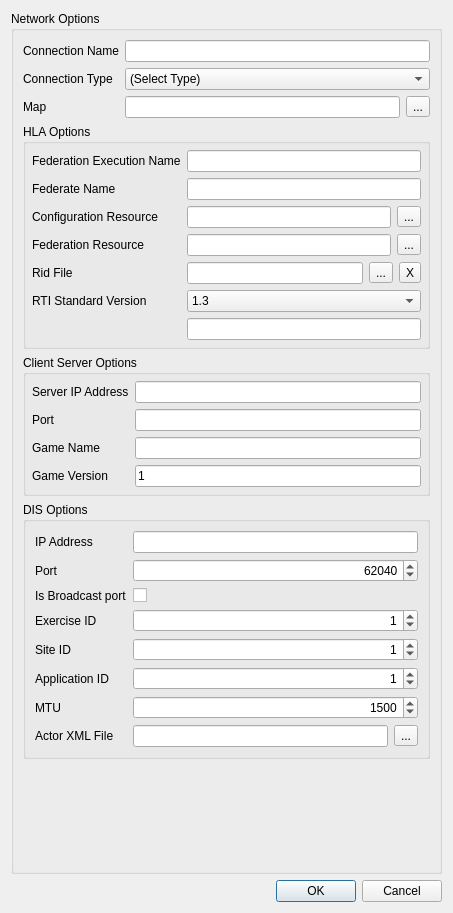
Before: the Qt Designer form source/StealthViewer/ui/HLAOptionsUi.ui in delta3d/SimulationCore, drawn with Qt 5.
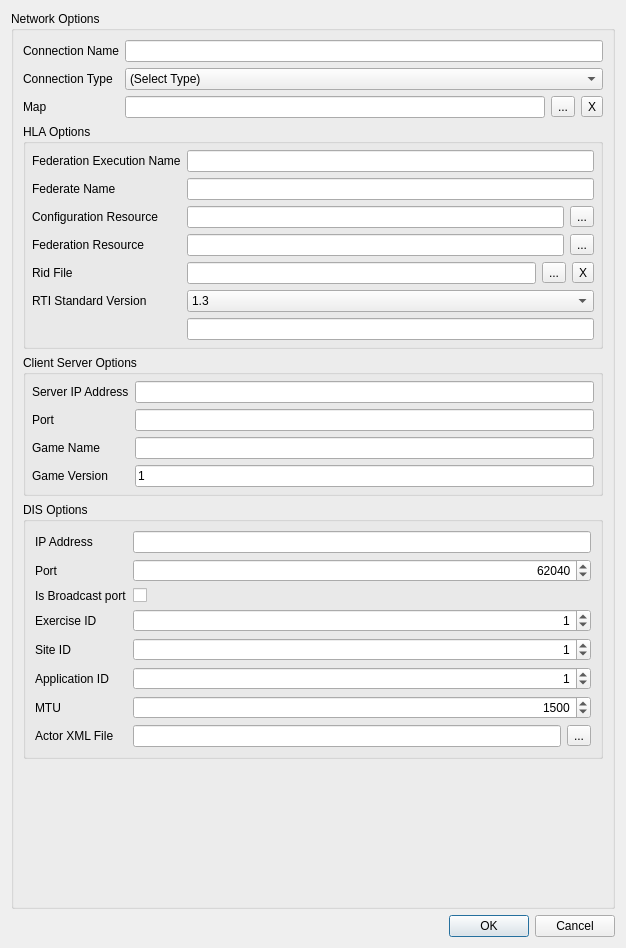
After: the same form once the commit is applied.

What changed in the file:
```diff
--- a/source/StealthViewer/ui/HLAOptionsUi.ui
+++ b/source/StealthViewer/ui/HLAOptionsUi.ui
@@ -6,8 +6,8 @@
    <rect>
     <x>0</x>
     <y>0</y>
-    <width>453</width>
-    <height>913</height>
+    <width>626</width>
+    <height>948</height>
    </rect>
   </property>
   <property name="windowTitle">
@@ -100,7 +100,7 @@
          </widget>
         </item>
         <item row="3" column="1">
-         <layout class="QHBoxLayout">
+         <layout class="QHBoxLayout" name="_2">
           <property name="sizeConstraint">
            <enum>QLayout::SetMinimumSize</enum>
           </property>
@@ -124,6 +124,13 @@
             </property>
            </widget>
           </item>
+          <item>
+           <widget class="QToolButton" name="mMapClearButton">
+            <property name="text">
+             <string>X</string>
+            </property>
+           </widget>
+          </item>
          </layout>
         </item>
        </layout>
```
Left out of the diff: 26 changed lines with no effect on the pictures.
